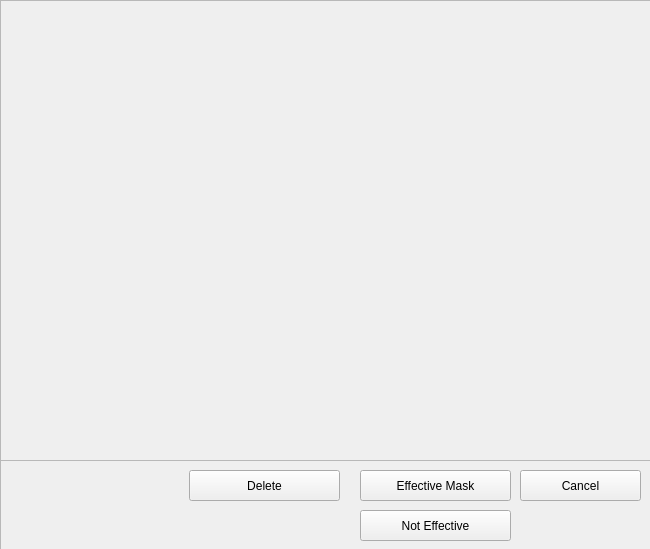
The window that GUI/MaskingImagePanel/SelectLibraryInMask/SelectLibraryInMaskForm.ui (OpenAA-Project/OpenAA-Inspection) describes before a commit, drawn with Qt 5.
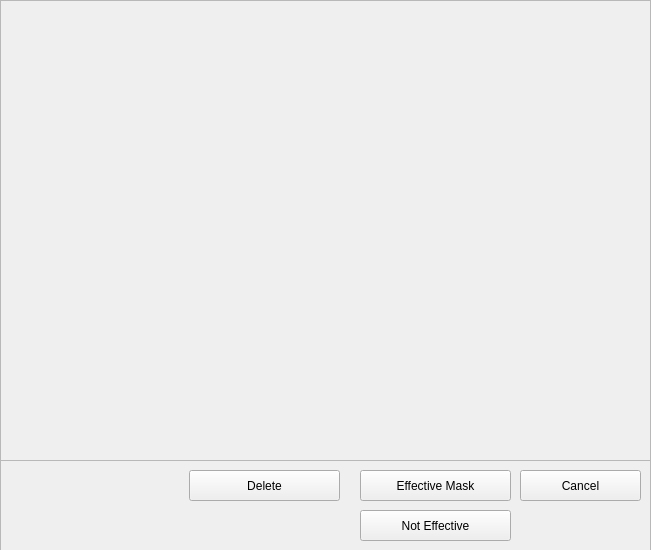
The same window after the commit. Icons and pictures are not drawn.

```diff
--- a/GUI/MaskingImagePanel/SelectLibraryInMask/SelectLibraryInMaskForm.ui
+++ b/GUI/MaskingImagePanel/SelectLibraryInMask/SelectLibraryInMaskForm.ui
@@ -6,8 +6,8 @@
    <rect>
     <x>0</x>
     <y>0</y>
-    <width>650</width>
-    <height>549</height>
+    <width>651</width>
+    <height>550</height>
    </rect>
   </property>
   <property name="windowTitle">
@@ -110,7 +110,6 @@
    </widget>
   </widget>
  </widget>
- <layoutdefault spacing="6" margin="11"/>
  <resources>
   <include location="SelectLibraryInMask.qrc"/>
  </resources>
```
Left out of the diff: 38 changed lines with no effect on the pictures.
